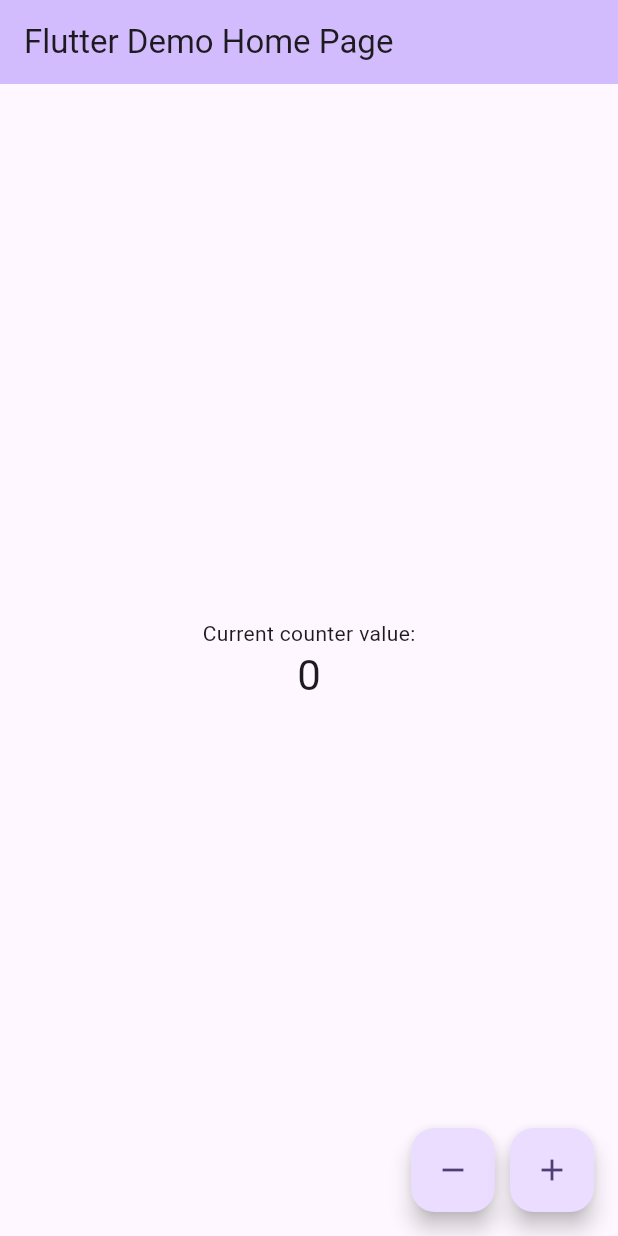
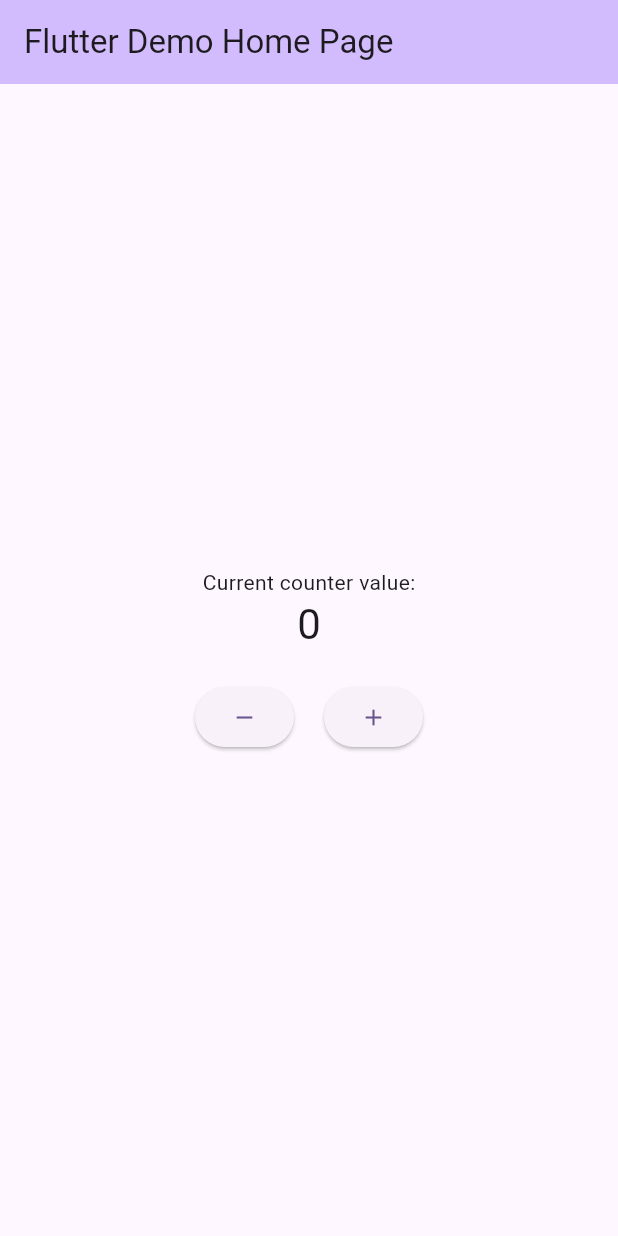
Before and after one commit to MaxInnoTech/test, a Flutter app: the screen it shows after launch, on a phone screen of 412 x 824 dp. Run offline on Flutter 3.47's test engine with Material 3 defaults, Android fonts, the phone set to English and light mode, and no system bars.

Commit message:
refactor: Position counter buttons below text and centered
- Removed FloatingActionButtons.
- Placed increment and decrement ElevatedButton widgets within a Row in the body of the Scaffold.
- Positioned this Row below the counter Text widget.
- Centered the Row horizontally to center the buttons on the screen.

```diff
--- a/flutter_application_1/lib/main.dart
+++ b/flutter_application_1/lib/main.dart
@@ -113,25 +113,25 @@ class _MyHomePageState extends State<MyHomePage> {
               '$_counter',
               style: Theme.of(context).textTheme.headlineMedium,
             ),
+            const SizedBox(height: 20), // Add space between text and buttons
+            Row(
+              mainAxisAlignment: MainAxisAlignment.center, // Center the buttons horizontally
+              children: <Widget>[
+                ElevatedButton(
+                  onPressed: () => _changeCounter(false), // Decrement
+                  child: const Icon(Icons.remove),
+                ),
+                const SizedBox(width: 20), // Spacer between buttons
+                ElevatedButton(
+                  onPressed: () => _changeCounter(true), // Increment
+                  child: const Icon(Icons.add),
+                ),
+              ],
+            ),
           ],
         ),
       ),
-      floatingActionButton: Row( // Changed to Row to accommodate two buttons
-        mainAxisAlignment: MainAxisAlignment.end,
-        children: <Widget>[
-          FloatingActionButton(
-            onPressed: () => _changeCounter(false), // Decrement
-            tooltip: 'Decrement',
-            child: const Icon(Icons.remove),
-          ),
-          const SizedBox(width: 10), // Spacer between buttons
-          FloatingActionButton(
-            onPressed: () => _changeCounter(true), // Increment
-            tooltip: 'Increment',
-            child: const Icon(Icons.add),
-          ),
-        ],
-      ), // This trailing comma makes auto-formatting nicer for build methods.
+      // floatingActionButton removed
     );
   }
 }
```
